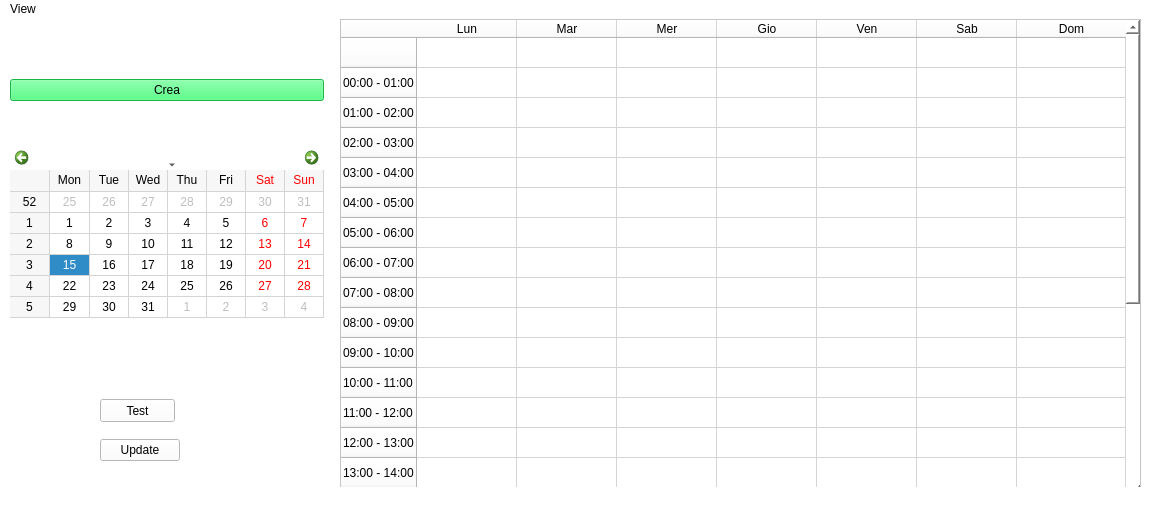
DarthReca/calendar-to-do-list, file CalendarToDoList/mainwindow.ui: the form before one commit.
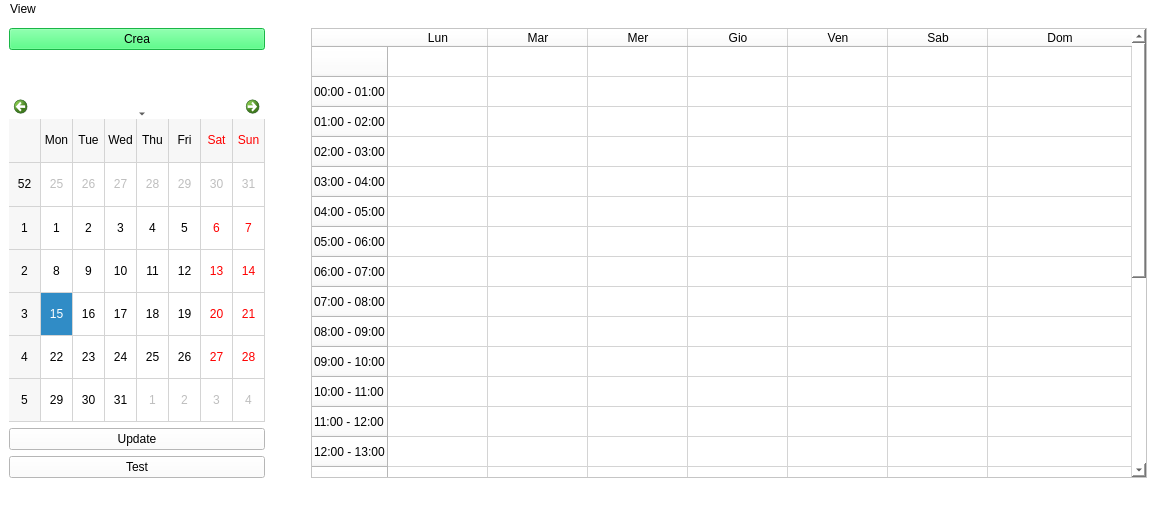
The form after the commit.

Commit message: UI expand to all available space and events are positioned correctly

```diff
--- a/CalendarToDoList/mainwindow.ui
+++ b/CalendarToDoList/mainwindow.ui
@@ -23,21 +23,108 @@
    <string notr="true">background-color: rgb(255, 255, 255);</string>
   </property>
   <widget class="QWidget" name="centralwidget">
+   <property name="sizePolicy">
+    <sizepolicy hsizetype="Expanding" vsizetype="Preferred">
+     <horstretch>0</horstretch>
+     <verstretch>0</verstretch>
+    </sizepolicy>
+   </property>
+   <layout class="QHBoxLayout" name="horizontalLayout">
+    <property name="sizeConstraint">
+     <enum>QLayout::SetDefaultConstraint</enum>
+    </property>
+    <item>
+     <layout class="QVBoxLayout" name="verticalLayout">
+      <property name="rightMargin">
+       <number>0</number>
+      </property>
+      <item>
+       <widget class="QPushButton" name="createEvent">
+        <property name="minimumSize">
+         <size>
+          <width>248</width>
+          <height>0</height>
+         </size>
+        </property>
+        <property name="styleSheet">
+         <string notr="true">border-color: rgb(122, 122, 122);
+font: 8pt &quot;Bahnschrift SemiLight&quot;;
+background-color: rgb(37, 255, 99);</string>
+        </property>
+        <property name="text">
+         <string>Crea</string>
+        </property>
+       </widget>
+      </item>
+      <item>
+       <spacer name="verticalSpacer">
+        <property name="orientation">
+         <enum>Qt::Vertical</enum>
+        </property>
+        <property name="sizeType">
+         <enum>QSizePolicy::Preferred</enum>
+        </property>
+        <property name="sizeHint" stdset="0">
+         <size>
+          <width>20</width>
+          <height>40</height>
+         </size>
+        </property>
+       </spacer>
+      </item>
+      <item>
+       <widget class="QCalendarWidget" name="calendarWidget">
+        <property name="sizePolicy">
+         <sizepolicy hsizetype="Preferred" vsizetype="Preferred">
+          <horstretch>1</horstretch>
+          <verstretch>1</verstretch>
+         </sizepolicy>
+        </property>
+        <property name="gridVisible">
+         <bool>true</bool>
+        </property>
+       </widget>
+      </item>
+      <item>
+       <widget class="QPushButton" name="updateButton">
+        <property name="text">
+         <string>Update</string>
+        </property>
+       </widget>
+      </item>
+      <item>
+       <widget class="QPushButton" name="testButton">
+        <property name="text">
+         <string>Test</string>
+        </property>
+       </widget>
+      </item>
+     </layout>
+    </item>
+    <item>
+     <spacer name="horizontalSpacer">
+      <property name="orientation">
+       <enum>Qt::Horizontal</enum>
+      </property>
+      <property name="sizeType">
+       <enum>QSizePolicy::Minimum</enum>
+      </property>
+      <property name="sizeHint" stdset="0">
+       <size>
+        <width>40</width>
+        <height>20</height>
+       </size>
+      </property>
+     </spacer>
+    </item>
+    <item>
    <widget class="QTableWidget" name="calendarTable">
     <property name="enabled">
      <bool>true</bool>
     </property>
-    <property name="geometry">
-     <rect>
-      <x>340</x>
-      <y>0</y>
-      <width>801</width>
-      <height>481</height>
-     </rect>
-    </property>
     <property name="sizePolicy">
      <sizepolicy hsizetype="Preferred" vsizetype="Preferred">
-      <horstretch>0</horstretch>
+        <horstretch>1</horstretch>
       <verstretch>0</verstretch>
      </sizepolicy>
     </property>
@@ -45,6 +132,9 @@
      <string notr="true">border-color: rgb(159, 159, 159);
 </string>
     </property>
+      <property name="sizeAdjustPolicy">
+       <enum>QAbstractScrollArea::AdjustIgnored</enum>
+      </property>
     <property name="editTriggers">
      <set>QAbstractItemView::NoEditTriggers</set>
     </property>
@@ -61,7 +151,10 @@
      <number>25</number>
     </property>
     <attribute name="horizontalHeaderCascadingSectionResizes">
-     <bool>true</bool>
+       <bool>false</bool>
+      </attribute>
+      <attribute name="horizontalHeaderMinimumSectionSize">
+       <number>100</number>
     </attribute>
     <attribute name="horizontalHeaderStretchLastSection">
      <bool>true</bool>
@@ -233,85 +326,8 @@
      </property>
     </column>
    </widget>
-   <widget class="QWidget" name="layoutWidget">
-    <property name="geometry">
-     <rect>
-      <x>10</x>
-      <y>60</y>
-      <width>314</width>
-      <height>239</height>
-     </rect>
-    </property>
-    <layout class="QVBoxLayout" name="verticalLayout">
-     <item>
-      <widget class="QPushButton" name="createEvent">
-       <property name="minimumSize">
-        <size>
-         <width>248</width>
-         <height>0</height>
-        </size>
-       </property>
-       <property name="styleSheet">
-        <string notr="true">border-color: rgb(122, 122, 122);
-font: 8pt &quot;Bahnschrift SemiLight&quot;;
-background-color: rgb(37, 255, 99);</string>
-       </property>
-       <property name="text">
-        <string>Crea</string>
-       </property>
-      </widget>
-     </item>
-     <item>
-      <spacer name="verticalSpacer">
-       <property name="orientation">
-        <enum>Qt::Vertical</enum>
-       </property>
-       <property name="sizeType">
-        <enum>QSizePolicy::Preferred</enum>
-       </property>
-       <property name="sizeHint" stdset="0">
-        <size>
-         <width>20</width>
-         <height>40</height>
-        </size>
-       </property>
-      </spacer>
-     </item>
-     <item>
-      <widget class="QCalendarWidget" name="calendarWidget">
-       <property name="gridVisible">
-        <bool>true</bool>
-       </property>
-      </widget>
-     </item>
-    </layout>
-   </widget>
-   <widget class="QPushButton" name="testButton">
-    <property name="geometry">
-     <rect>
-      <x>100</x>
-      <y>380</y>
-      <width>75</width>
-      <height>23</height>
-     </rect>
-    </property>
-    <property name="text">
-     <string>Test</string>
-    </property>
-   </widget>
-   <widget class="QPushButton" name="updateButton">
-    <property name="geometry">
-     <rect>
-      <x>100</x>
-      <y>420</y>
-      <width>80</width>
-      <height>22</height>
-     </rect>
-    </property>
-    <property name="text">
-     <string>Update</string>
-    </property>
-   </widget>
+    </item>
+   </layout>
   </widget>
   <widget class="QMenuBar" name="menubar">
    <property name="geometry">
```
Lines whose indentation alone changed are shown as unchanged. The commit also changes 3 other files.
